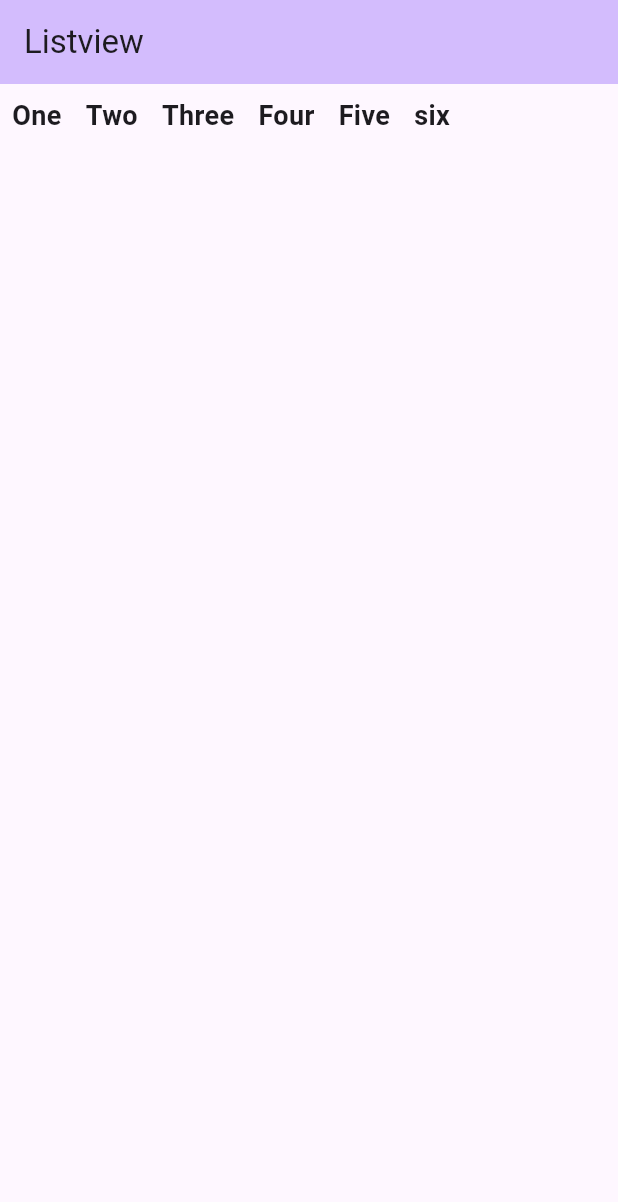
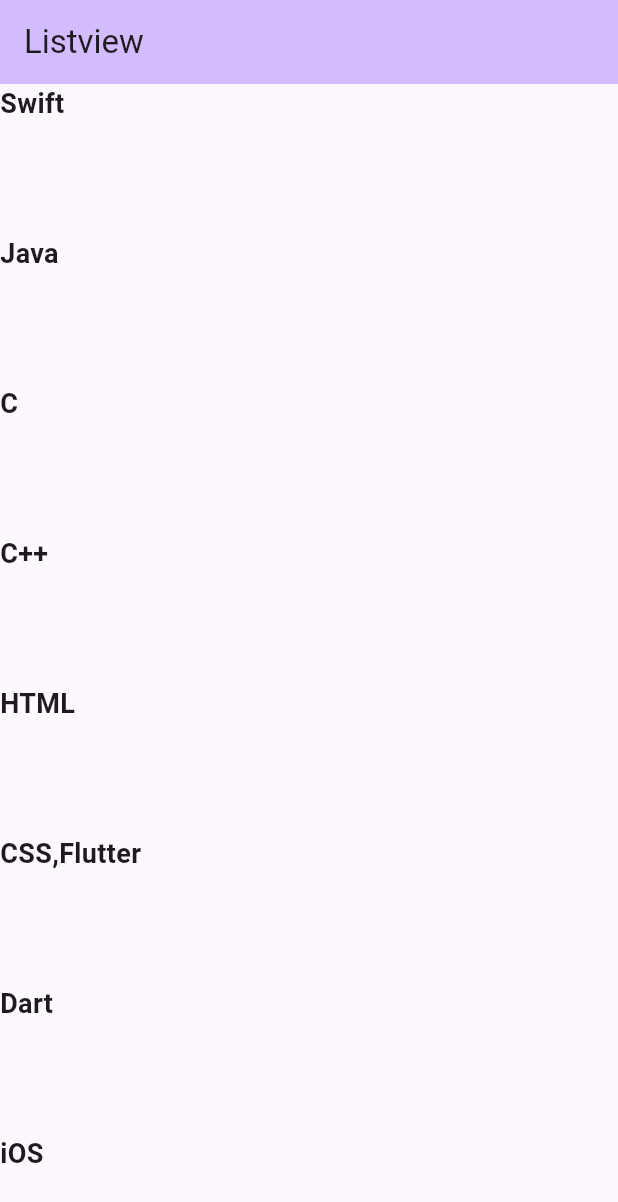
Before and after one commit to AkashBelekar2428/ListView_flutter, a Flutter app: the screen it shows after launch, on a phone screen of 412 x 824 dp. Shown: the top 1202 px of the screen. Run offline on Flutter 3.47's test engine with Material 2 defaults, Android fonts, the phone set to English and light mode, and no system bars.

Commit message:
added ListView.Builder

```diff
--- a/lib/main.dart
+++ b/lib/main.dart
@@ -40,51 +40,22 @@ class _MyHomePageState extends State<MyHomePage> {
 
   @override
   Widget build(BuildContext context) {
-    // This method is rerun every time setState is called, for instance as done
-    // by the _incrementCounter method above.
-    //
-    // The Flutter framework has been optimized to make rerunning build methods
-    // fast, so that you can just rebuild anything that needs updating rather
-    // than having to individually change instances of widgets.
+    const nameArr = ['Swift','Java','C','C++','HTML','CSS,Flutter','Dart','iOS','Android','VsCode'];
+
     return Scaffold(
       appBar: AppBar(
-        // TRY THIS: Try changing the color here to a specific color (to
-        // Colors.amber, perhaps?) and trigger a hot reload to see the AppBar
-        // change color while the other colors stay the same.
+
         backgroundColor: Theme.of(context).colorScheme.inversePrimary,
-        // Here we take the value from the MyHomePage object that was created by
-        // the App.build method, and use it to set our appbar title.
+
         title: Text('Listview'),
       ),
-      body:ListView(
-        scrollDirection: Axis.horizontal,
-        children: [
-          Padding(
-            padding: const EdgeInsets.all(8.0),
-            child: Text('One',style: TextStyle(fontSize: 18,fontWeight: FontWeight.bold),),
-          ),
-          Padding(
-            padding: const EdgeInsets.all(8.0),
-            child: Text('Two',style: TextStyle(fontSize: 18,fontWeight: FontWeight.bold),),
-          ),
-          Padding(
-            padding: const EdgeInsets.all(8.0),
-            child: Text('Three',style: TextStyle(fontSize: 18,fontWeight: FontWeight.bold),),
-          ),
-          Padding(
-            padding: const EdgeInsets.all(8.0),
-            child: Text('Four',style: TextStyle(fontSize: 18,fontWeight: FontWeight.bold),),
-          ),
-          Padding(
-            padding: const EdgeInsets.all(8.0),
-            child: Text('Five',style: TextStyle(fontSize: 18,fontWeight: FontWeight.bold),),
-          ),
-          Padding(
-            padding: const EdgeInsets.all(8.0),
-            child: Text('six',style: TextStyle(fontSize: 18,fontWeight: FontWeight.bold),),
-          )
-        ],
+      body:ListView.builder(itemBuilder: (context, index) {
+        return Text(nameArr[index], style: TextStyle(fontSize: 18,fontWeight: FontWeight.bold),);
+
+      },
+      itemCount: nameArr.length,
+        itemExtent: 100,
       )
-    );
+      );
   }
 }
```
